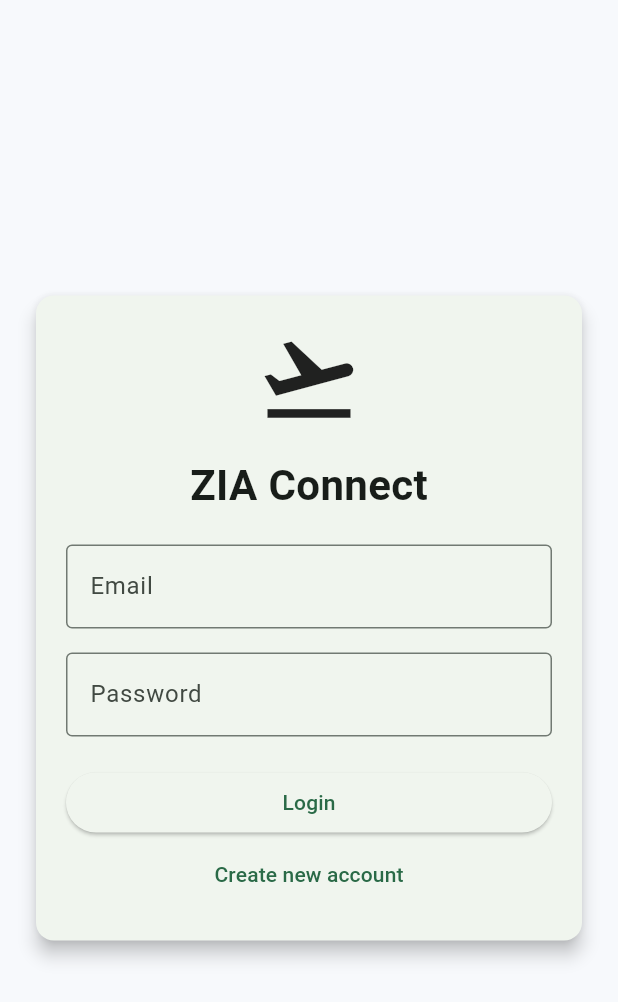
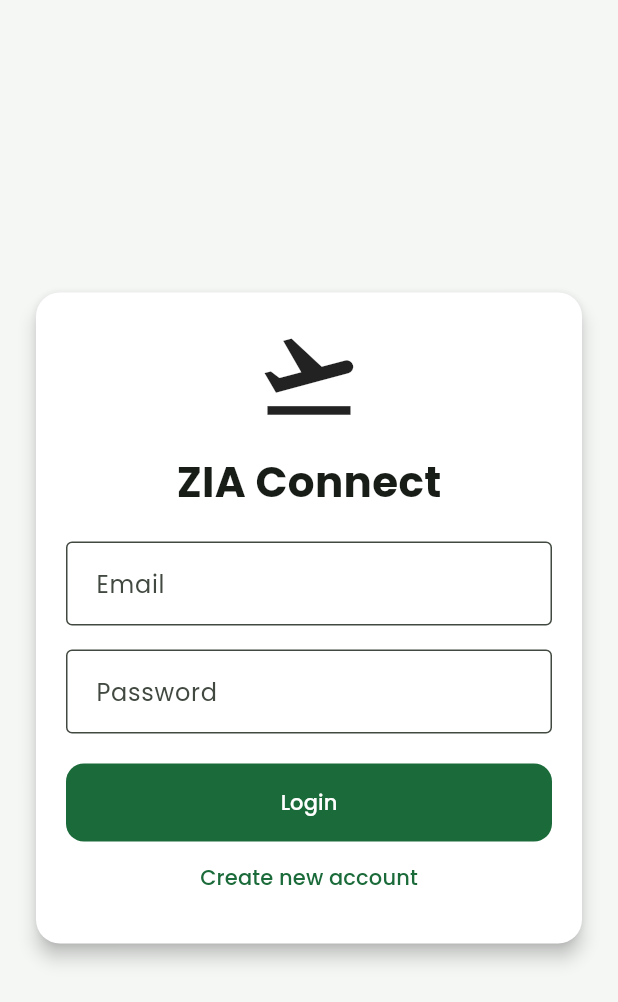
Before and after one commit to YUSUFUMARWALI/zia_connect, a Flutter app: the screen it shows after launch, on a phone screen of 412 x 824 dp. Shown: the top 1002 px of the screen. Run offline on Flutter 3.47's test engine with Material 3 defaults, Android fonts, the phone set to English and light mode, and no system bars; our stand-ins replace cloud_firestore, firebase_auth, firebase_core, google_fonts; accounts and stored records are empty.

Commit message:
Enhanced app theme and added flight architecture

```diff
--- a/lib/core/constants/app_colors.dart
+++ b/lib/core/constants/app_colors.dart
@@ -1,7 +1,55 @@
 import 'package:flutter/material.dart';
 
 class AppColors {
+  AppColors._();
+
   static const Color primaryGreen = Color(0xFF006B3F);
   static const Color lightBackground = Color(0xFFF7F9FC);
-  static const Color gold = Color(0xFFD4AF37);
+
+  static const Color primary = Color(0xFF1B6B3A);
+  static const Color primaryLight = Color(0xFF2E8B57);
+  static const Color primaryDark = Color(0xFF0D4A26);
+
+  static const Color gold = Color(0xFFD4A017);
+  static const Color goldLight = Color(0xFFE8C547);
+  static const Color goldDark = Color(0xFFB8860B);
+
+  static const Color white = Color(0xFFFFFFFF);
+  static const Color background = Color(0xFFF5F7F5);
+  static const Color surface = Color(0xFFFFFFFF);
+  static const Color cardBackground = Color(0xFFFFFFFF);
+
+  static const Color textPrimary = Color(0xFF1A1A2E);
+  static const Color textSecondary = Color(0xFF6B7280);
+  static const Color textLight = Color(0xFF9CA3AF);
+  static const Color textOnPrimary = Color(0xFFFFFFFF);
+
+  static const Color success = Color(0xFF22C55E);
+  static const Color warning = Color(0xFFF59E0B);
+  static const Color error = Color(0xFFEF4444);
+  static const Color info = Color(0xFF3B82F6);
+
+  static const Color onTime = Color(0xFF22C55E);
+  static const Color boarding = Color(0xFF3B82F6);
+  static const Color delayed = Color(0xFFF59E0B);
+  static const Color landed = Color(0xFF6B7280);
+  static const Color cancelled = Color(0xFFEF4444);
+
+  static const LinearGradient primaryGradient = LinearGradient(
+    begin: Alignment.topLeft,
+    end: Alignment.bottomRight,
+    colors: [primary, primaryLight],
+  );
+
+  static const LinearGradient goldGradient = LinearGradient(
+    begin: Alignment.topLeft,
+    end: Alignment.bottomRight,
+    colors: [goldDark, gold, goldLight],
+  );
+
+  static const LinearGradient bannerGradient = LinearGradient(
+    begin: Alignment.topLeft,
+    end: Alignment.bottomRight,
+    colors: [primaryDark, primaryLight],
+  );
 }
--- a/lib/core/constants/app_spacing.dart
+++ b/lib/core/constants/app_spacing.dart
@@ -1,6 +1,18 @@
 class AppSpacing {
-  static const double small = 8;
-  static const double medium = 16;
-  static const double large = 20;
-  static const double extraLarge = 24;
+  AppSpacing._();
+
+  static const double xs = 4.0;
+  static const double sm = 8.0;
+  static const double md = 16.0;
+  static const double lg = 24.0;
+  static const double xl = 32.0;
+  static const double xxl = 48.0;
+
+  static const double cardRadius = 16.0;
+  static const double buttonRadius = 12.0;
+  static const double inputRadius = 12.0;
+  static const double chipRadius = 20.0;
+
+  static const double cardElevation = 2.0;
+  static const double modalElevation = 8.0;
 }
--- a/lib/core/theme/app_theme.dart
+++ b/lib/core/theme/app_theme.dart
@@ -1,15 +1,84 @@
 import 'package:flutter/material.dart';
+import 'package:google_fonts/google_fonts.dart';
 import '../constants/app_colors.dart';
+import '../constants/app_spacing.dart';
 
 class AppTheme {
-  static ThemeData lightTheme = ThemeData(
-    useMaterial3: true,
-    colorSchemeSeed: AppColors.primaryGreen,
-    scaffoldBackgroundColor: AppColors.lightBackground,
-    appBarTheme: const AppBarTheme(
-      centerTitle: true,
-      backgroundColor: AppColors.primaryGreen,
-      foregroundColor: Colors.white,
-    ),
-  );
+  AppTheme._();
+
+  static ThemeData get lightTheme {
+    final base = ThemeData(
+      useMaterial3: true,
+      colorScheme: ColorScheme.fromSeed(
+        seedColor: AppColors.primary,
+        primary: AppColors.primary,
+        secondary: AppColors.gold,
+        surface: AppColors.surface,
+        brightness: Brightness.light,
+      ),
+      scaffoldBackgroundColor: AppColors.background,
+    );
+
+    return base.copyWith(
+      textTheme: GoogleFonts.poppinsTextTheme(base.textTheme),
+      appBarTheme: AppBarTheme(
+        backgroundColor: AppColors.primary,
+        foregroundColor: AppColors.white,
+        elevation: 0,
+        centerTitle: true,
+        titleTextStyle: GoogleFonts.poppins(
+          fontSize: 18,
+          fontWeight: FontWeight.w600,
+          color: AppColors.white,
+        ),
+      ),
+      cardTheme: CardThemeData(
+        color: AppColors.cardBackground,
+        elevation: AppSpacing.cardElevation,
+        shape: RoundedRectangleBorder(
+          borderRadius: BorderRadius.circular(AppSpacing.cardRadius),
+        ),
+      ),
+      elevatedButtonTheme: ElevatedButtonThemeData(
+        style: ElevatedButton.styleFrom(
+          backgroundColor: AppColors.primary,
+          foregroundColor: AppColors.white,
+          elevation: 0,
+          padding: const EdgeInsets.symmetric(
+            horizontal: AppSpacing.lg,
+            vertical: AppSpacing.md,
+          ),
+          shape: RoundedRectangleBorder(
+            borderRadius: BorderRadius.circular(AppSpacing.buttonRadius),
+          ),
+        ),
+      ),
+      inputDecorationTheme: InputDecorationTheme(
+        filled: true,
+        fillColor: AppColors.white,
+        contentPadding: const EdgeInsets.symmetric(
+          horizontal: AppSpacing.md,
+          vertical: AppSpacing.md,
+        ),
+        border: OutlineInputBorder(
+          borderRadius: BorderRadius.circular(AppSpacing.inputRadius),
+        ),
+        focusedBorder: OutlineInputBorder(
+          borderRadius: BorderRadius.circular(AppSpacing.inputRadius),
+          borderSide: const BorderSide(color: AppColors.primary, width: 2),
+        ),
+      ),
+      navigationBarTheme: const NavigationBarThemeData(
+        backgroundColor: AppColors.white,
+        indicatorColor: Color(0xFFE8F5EC),
+      ),
+    );
+  }
+
+  static ThemeData get darkTheme {
+    return lightTheme.copyWith(
+      brightness: Brightness.dark,
+      scaffoldBackgroundColor: const Color(0xFF0F1923),
+    );
+  }
 }
```
Also changed, not shown: lib/features/flights/models/flight_model.dart (added, +167 -0 lines), lib/features/flights/services/flight_service.dart (added, +29 -0 lines).
